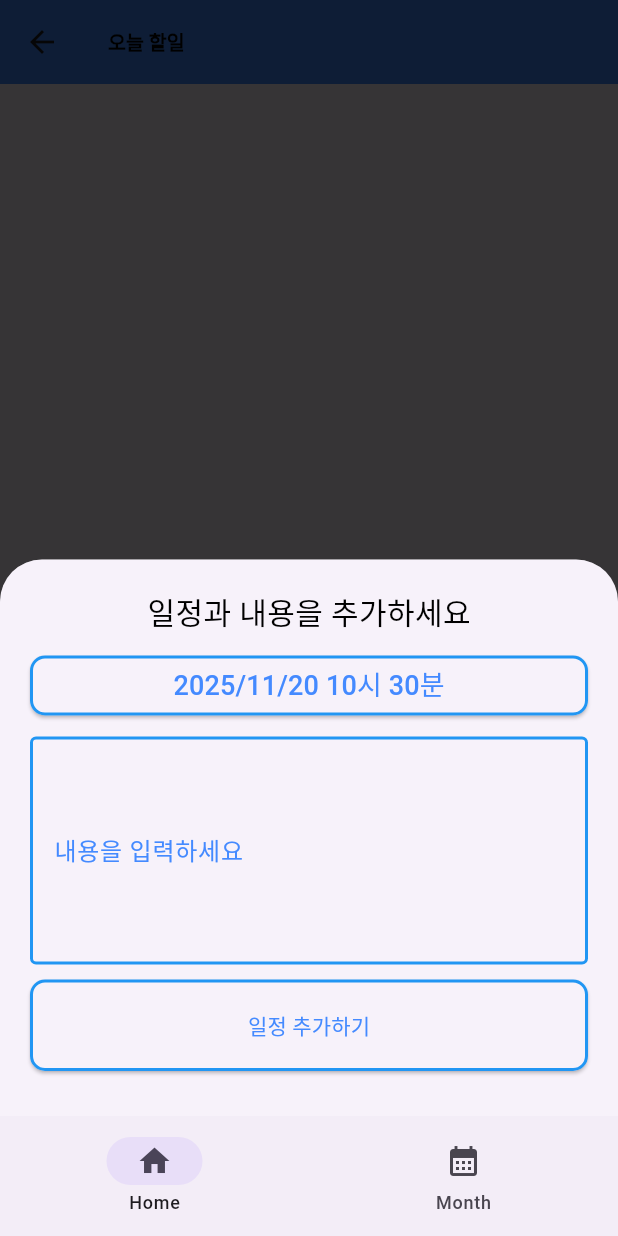
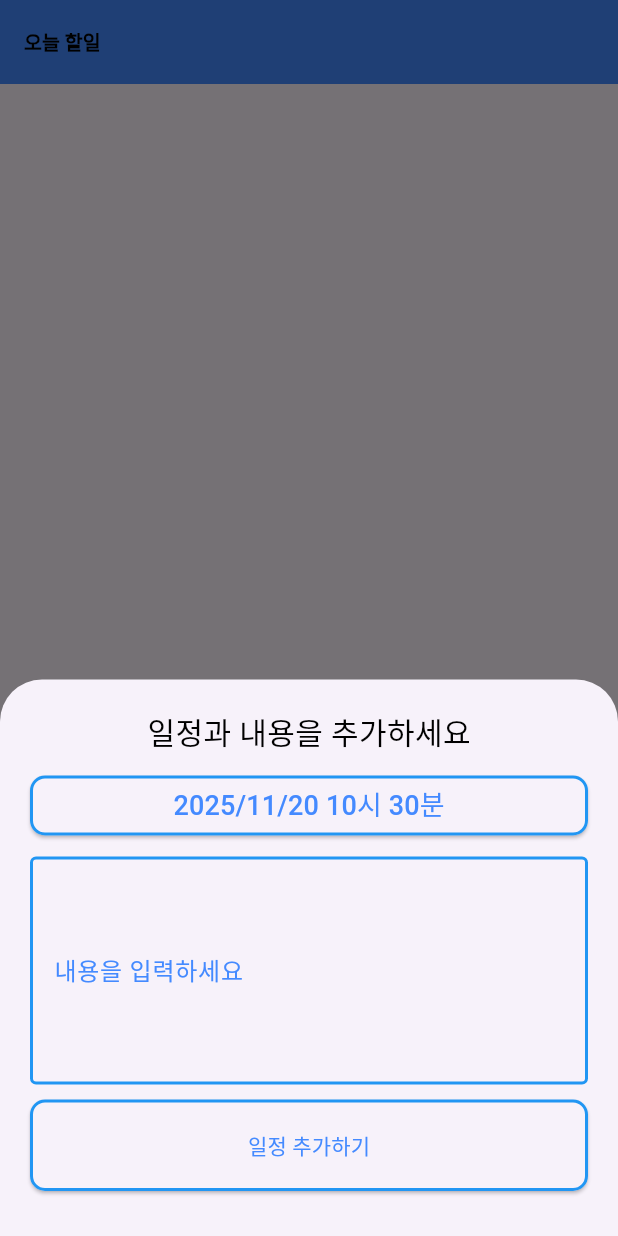
Before and after one commit to devhyunwoo/flutter_doit, a Flutter app: the screen it shows after launch, after a tap on the "plus one" icon, on a phone screen of 412 x 824 dp. Run offline on Flutter 3.47's test engine with Material 3 defaults, Android fonts, the phone set to English and light mode, and no system bars; our stand-ins replace dio, flutter_riverpod, freezed_annotation, go_router, sqflite; accounts and stored records are empty.

```diff
--- a/lib/router/router.dart
+++ b/lib/router/router.dart
@@ -1,25 +1,42 @@
 import 'package:doit_app/ui/home/view/home_view.dart';
 import 'package:doit_app/ui/month/view/month_view.dart';
 import 'package:doit_app/ui/splash/view/splash_view.dart';
+import 'package:flutter/cupertino.dart';
 import 'package:flutter_riverpod/flutter_riverpod.dart';
 import 'package:go_router/go_router.dart';
 
 import '../ui/bottom_nav/view/bottom_nav_layout.dart';
 
+final _navigationKey = GlobalKey<NavigatorState>();
+
 final routerProvider = Provider<GoRouter>((ref) {
   return GoRouter(
     initialLocation: '/splash',
+    navigatorKey: _navigationKey,
     routes: [
       GoRoute(path: '/splash', builder: (context, state) => const SplashView()),
-      ShellRoute(
+      StatefulShellRoute.indexedStack(
         builder: (context, state, child) {
           return BottomNavLayout(child: child);
         },
-        routes: [
-          GoRoute(path: '/home', builder: (context, state) => const HomeView()),
-          GoRoute(
-            path: '/month',
-            builder: (context, state) => const MonthView(),
+        branches: [
+          StatefulShellBranch(
+            routes: [
+              GoRoute(
+                path: '/home',
+                pageBuilder: (context, state) =>
+                    const NoTransitionPage(child: HomeView()),
+              ),
+            ],
+          ),
+          StatefulShellBranch(
+            routes: [
+              GoRoute(
+                path: '/month',
+                pageBuilder: (context, state) =>
+                    const NoTransitionPage(child: MonthView()),
+              ),
+            ],
           ),
         ],
       ),
--- a/lib/ui/bottom_nav/view/bottom_nav_layout.dart
+++ b/lib/ui/bottom_nav/view/bottom_nav_layout.dart
@@ -24,9 +24,9 @@ class _BottomNavLayoutState extends ConsumerState<BottomNavLayout> {
         case NavigateToPage():
           switch (effect.pageIndex) {
             case 0:
-              context.push('/home');
+              context.go('/home');
             case 1:
-              context.push('/month');
+              context.go('/month');
           }
       }
     });
--- a/lib/ui/home/view/home_view.dart
+++ b/lib/ui/home/view/home_view.dart
@@ -19,17 +19,20 @@ class _HomeState extends ConsumerState<HomeView> {
   @override
   void initState() {
     super.initState();
+
+    WidgetsBinding.instance.addPostFrameCallback((_) {
       ref.read(homeViewModelProvider.notifier).effect.listen((effect) async {
         switch (effect) {
           case ShowBottomSheet():
             {
               showModalBottomSheet(
                 isScrollControlled: true,
+                useRootNavigator: true,
                 context: context,
-              builder: (_) => SafeArea(
+                builder: (sheetContext) => SafeArea(
                   child: Padding(
                     padding: EdgeInsets.only(
-                    bottom: MediaQuery.of(context).viewInsets.bottom,
+                      bottom: MediaQuery.of(sheetContext).viewInsets.bottom,
                     ),
                     child: HomeBottomSheet(),
                   ),
@@ -54,10 +57,13 @@ class _HomeState extends ConsumerState<HomeView> {
               );
 
               if (result != null) {
-              ref.read(homeViewModelProvider.notifier).setEvent(UpdateTodo(effect.todo, result));
+                ref
+                    .read(homeViewModelProvider.notifier)
+                    .setEvent(UpdateTodo(effect.todo, result));
               }
             }
         }
+      });
     });
   }
 
@@ -69,7 +75,10 @@ class _HomeState extends ConsumerState<HomeView> {
           width: double.infinity,
           height: 500,
           padding: const EdgeInsets.all(20),
-          decoration: BoxDecoration(color: Colors.white),
+          decoration: BoxDecoration(
+            color: Colors.white,
+            borderRadius: BorderRadius.circular(10),
+          ),
           child: Column(
             children: [
               TextField(
```
Lines whose indentation alone changed are shown as unchanged.
